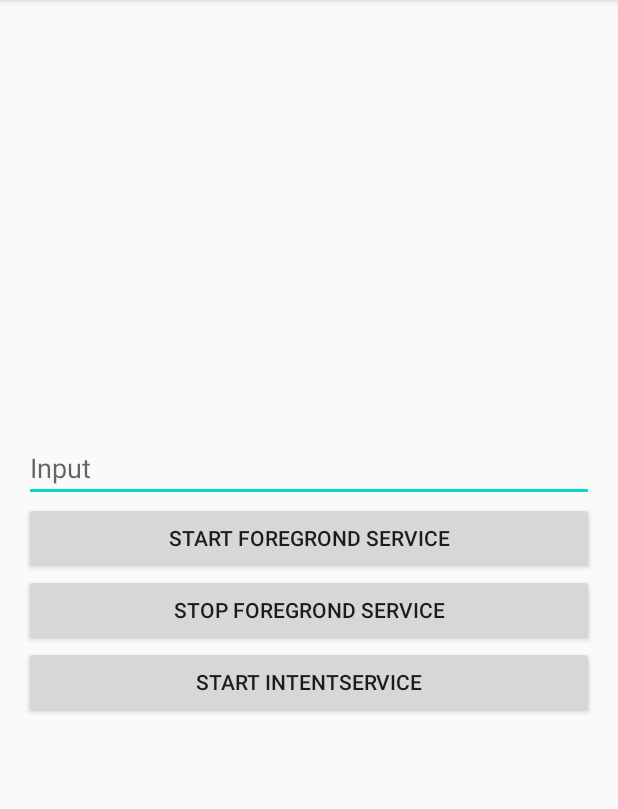
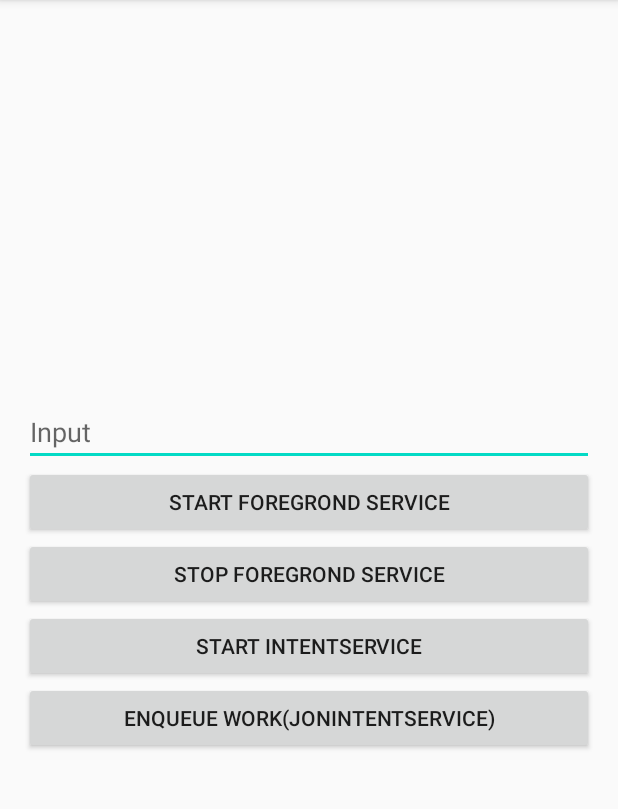
Before and after one commit to abhinavkumar17/AndroidServiceIntro, an Android app: the screen it shows after launch (MainActivity), on a phone screen of 412 x 824 dp, the part 84-893 px from its top. Run offline under Robolectric (Android 15) with nearby library versions, the phone set to English and light mode, and no system bars.

Commit message:
IntentService, JonIntentService

```diff
--- a/app/src/main/AndroidManifest.xml
+++ b/app/src/main/AndroidManifest.xml
@@ -4,6 +4,7 @@
 
     <uses-permission android:name="android.permission.FOREGROUND_SERVICE"/>
     <uses-permission android:name="android.permission.WAKE_LOCK"/>
+    <uses-permission android:name="BIND_JOB_SERVICE"/>
 
     <application
         android:name=".App"
@@ -22,6 +23,7 @@
         </activity>
         <service android:name=".ForegroundService" />
         <service android:name=".IntentServiceDemo" />
+        <service android:name=".JobIntentServiceDemo" />
     </application>
 
 </manifest>
--- a/app/src/main/res/layout/activity_main.xml
+++ b/app/src/main/res/layout/activity_main.xml
@@ -32,4 +32,10 @@
         android:layout_height="wrap_content"
         android:onClick="startIntentService"
         android:text="Start IntentService" />
+
+    <Button
+        android:layout_width="match_parent"
+        android:layout_height="wrap_content"
+        android:onClick="enqueueWork"
+        android:text="Enqueue Work(JonIntentService)" />
 </LinearLayout>
```
Also changed, not shown: app/src/main/java/com/converter/androidserviceintro/JobIntentServiceDemo.kt (added, +47 -0 lines), app/src/main/java/com/converter/androidserviceintro/MainActivity.kt (+7 -0 lines).
